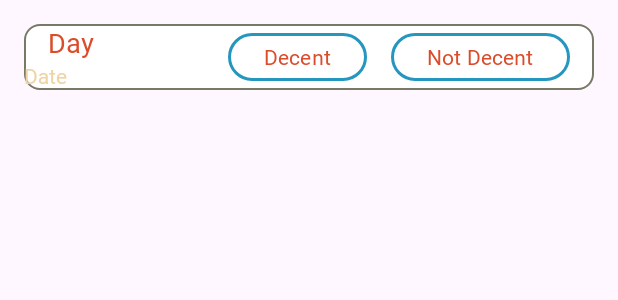
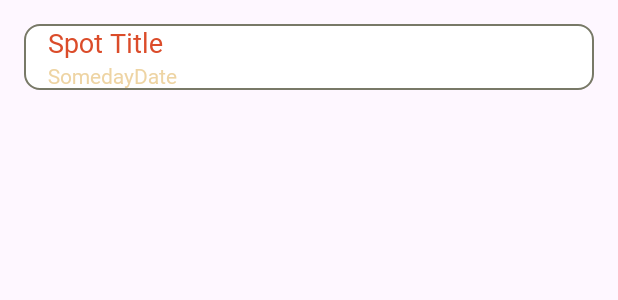
Before and after one commit to notetakingforeggs/surfeillanceV2-frontend, an Android app: the layout decent_surf_item.xml on its own in the app's theme, with its tools: preview values and no code run, on a phone screen of 412 x 824 dp. Shown: the top 300 px of the screen. Run offline under Robolectric (Android 15) with nearby library versions, the phone set to English and light mode, and no system bars.

Commit message:
Feat: adding DateUtil and modiefying MainActivity XML to remove buttons and introduce day of week

```diff
--- a/app/src/main/java/com/example/surfeillance_v2_frontend/views/mainactivity/MainActivityViewholder.java
+++ b/app/src/main/java/com/example/surfeillance_v2_frontend/views/mainactivity/MainActivityViewholder.java
@@ -11,12 +11,14 @@ import org.jetbrains.annotations.NotNull;
 public class MainActivityViewholder extends RecyclerView.ViewHolder {
     public MaterialTextView spotName;
     public MaterialTextView date;
+    public MaterialTextView day;
 
 
     public MainActivityViewholder(@NonNull @NotNull View itemView, OnItemClickListener listener) {
         super(itemView);
         spotName = itemView.findViewById(R.id.spotTitle);
         date = itemView.findViewById(R.id.date);
+        day = itemView.findViewById(R.id.day);
 
         itemView.setOnClickListener(new View.OnClickListener() {
             @Override
--- a/app/src/main/res/layout/activity_main.xml
+++ b/app/src/main/res/layout/activity_main.xml
@@ -30,12 +30,11 @@
                   app:layout_constraintEnd_toEndOf="parent"
                   app:layout_constraintTop_toTopOf="parent"
                   app:layout_constraintBottom_toBottomOf="@id/logoImage"
-                  android:text="Outlook..."
-                  android:letterSpacing="0.4"
+                  android:text="Next decent surf @..."
                   android:textAlignment="center"
                   android:gravity="center"
                   android:id="@+id/title"
-                  android:textSize="38sp"
+                  android:textSize="26sp"
         />
 
         <androidx.recyclerview.widget.RecyclerView
--- a/app/src/main/res/layout/decent_surf_item.xml
+++ b/app/src/main/res/layout/decent_surf_item.xml
@@ -17,13 +17,26 @@
             android:layout_height="wrap_content"
             android:layout_marginStart="16dp"
             android:fontFamily="@font/roboto"
-            android:text="Day"
+            android:text="Spot Title"
             android:textAlignment="viewStart"
             android:textColor="@color/textColorPrimary"
             android:textSize="18sp"
             app:layout_constraintBottom_toTopOf="@+id/date"
             app:layout_constraintStart_toStartOf="parent"
             app:layout_constraintTop_toTopOf="parent"/>
+
+    <com.google.android.material.textview.MaterialTextView
+            android:id="@+id/day"
+            android:layout_width="0dp"
+            android:layout_height="wrap_content"
+            android:fontFamily="@font/roboto"
+            android:text="Someday"
+            android:textAlignment="viewStart"
+            android:textColor="@color/textColorSecondary"
+            android:textSize="14sp"
+            app:layout_constraintBottom_toBottomOf="parent"
+            app:layout_constraintStart_toStartOf="@+id/spotTitle"
+            app:layout_constraintTop_toBottomOf="@+id/spotTitle"/>
 
     <com.google.android.material.textview.MaterialTextView
             android:id="@+id/date"
@@ -35,43 +48,7 @@
             android:textColor="@color/textColorSecondary"
             android:textSize="14sp"
             app:layout_constraintBottom_toBottomOf="parent"
-            app:layout_constraintStart_toStartOf="parent"
+            app:layout_constraintStart_toEndOf="@+id/day"
             app:layout_constraintTop_toBottomOf="@+id/spotTitle"/>
 
-    <com.google.android.material.button.MaterialButton
-            android:id="@+id/btnDecent"
-            android:layout_width="wrap_content"
-            android:layout_height="40dp"
-            android:layout_marginEnd="16dp"
-            android:fontFamily="@font/roboto"
-            android:insetLeft="0dp"
-            android:insetRight="0dp"
-            android:text="Decent"
-            android:textColor="@color/textColorPrimary"
-            app:backgroundTint="@color/transparent"
-            app:cornerRadius="20dp"
-            app:layout_constraintBottom_toBottomOf="parent"
-            app:layout_constraintEnd_toStartOf="@+id/btnNotDecent"
-            app:layout_constraintTop_toTopOf="parent"
-            app:strokeColor="@color/colorAccent"
-            app:strokeWidth="2dp"/>
-
-    <com.google.android.material.button.MaterialButton
-            android:id="@+id/btnNotDecent"
-            android:layout_width="wrap_content"
-            android:layout_height="40dp"
-            android:layout_marginEnd="16dp"
-            android:fontFamily="@font/roboto"
-            android:insetLeft="0dp"
-            android:insetRight="0dp"
-            android:text="Not Decent"
-            android:textColor="@color/textColorPrimary"
-            app:backgroundTint="@color/transparent"
-            app:cornerRadius="20dp"
-            app:layout_constraintBottom_toBottomOf="parent"
-            app:layout_constraintEnd_toEndOf="parent"
-            app:layout_constraintTop_toTopOf="parent"
-            app:strokeColor="@color/colorAccent"
-            app:strokeWidth="2dp"/>
-
 </androidx.constraintlayout.widget.ConstraintLayout>
--- a/build.gradle
+++ b/build.gradle
@@ -1,4 +1,4 @@
 // Top-level build file where you can add configuration options common to all sub-projects/modules.
 plugins {
-id 'com.android.application' version '8.5.2' apply false
+id 'com.android.application' version '8.7.3' apply false
 }
```
Also changed, not shown: app/src/main/java/com/example/surfeillance_v2_frontend/service/util/DateUtils.java (added, +29 -0 lines), app/src/main/java/com/example/surfeillance_v2_frontend/views/mainactivity/MainActivityAdaptor.java (+14 -4 lines), gradle/wrapper/gradle-wrapper.properties.
